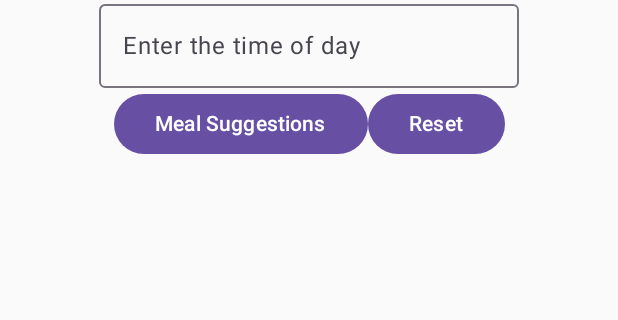
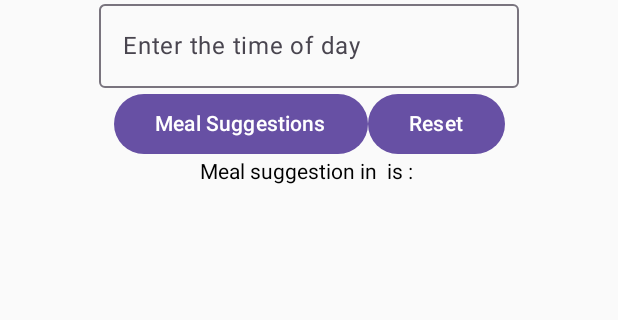
Before and after one commit to Natz-reddy/NutriPlan, an Android app built with Jetpack Compose: the screen it shows after launch (MainActivity), on a phone screen of 412 x 824 dp, the part 20-340 px from its top. Run offline under Robolectric (Android 15) with nearby library versions, the phone set to English and light mode, and no system bars.

Commit message:
Text to display
displays the time of day entered by the user

```diff
--- a/app/src/main/java/com/example/nutriplan/MainActivity.kt
+++ b/app/src/main/java/com/example/nutriplan/MainActivity.kt
@@ -64,6 +64,8 @@ class MainActivity : ComponentActivity() {
                 }
                 }
 
+            Text(text = "Meal suggestion in $timeofday is : " )
+
             }
         }
     }
```
